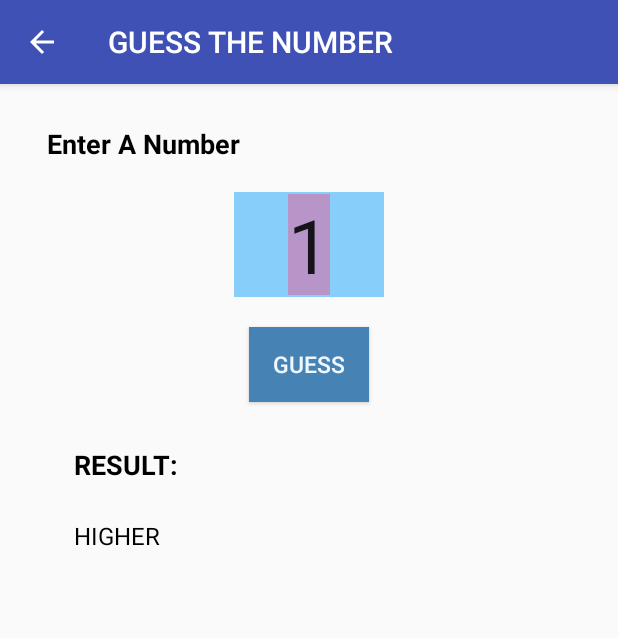
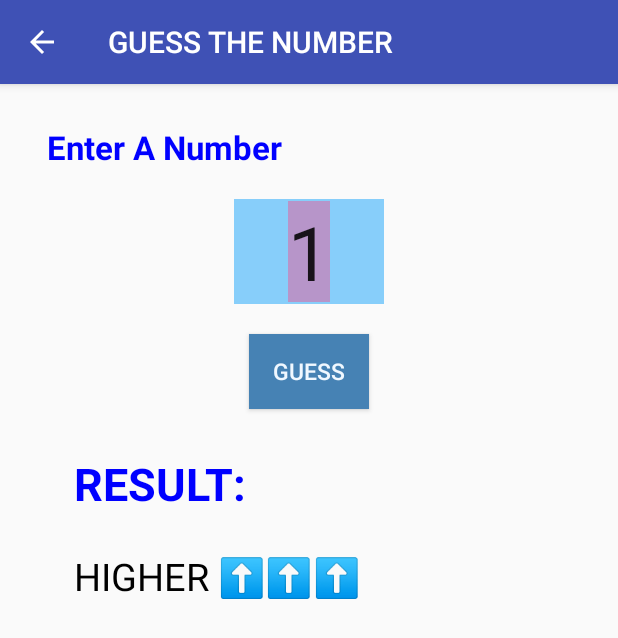
Before and after one commit to ravikantsv/NumberGuessGame, an Android app: the GameScreen1 screen opened directly, with no data from a screen before it, after a tap on "GUESS", on a phone screen of 412 x 824 dp. Shown: the top 638 px of the screen. Run offline under Robolectric (Android 15) with nearby library versions, the phone set to English and light mode, and no system bars; 1 statement that could not run was skipped.

Commit message:
Added arrow symbols in game screen result message-goal is to use emoji

```diff
--- a/NumberGuessGame/app/src/main/AndroidManifest.xml
+++ b/NumberGuessGame/app/src/main/AndroidManifest.xml
@@ -4,7 +4,7 @@
 
     <application
         android:allowBackup="true"
-        android:icon="@mipmap/ic_launcher"
+        android:icon="@mipmap/icon_launcher"
         android:label="@string/app_name"
         android:supportsRtl="true"
         android:theme="@style/AppTheme">
--- a/NumberGuessGame/app/src/main/java/com/samatham/numberguessgame/GameScreen1.java
+++ b/NumberGuessGame/app/src/main/java/com/samatham/numberguessgame/GameScreen1.java
@@ -28,6 +28,10 @@ public class GameScreen1 extends AppCompatActivity {
         msgText.setText(msgDef);
     }
 
+    public String getEmojiByUnicode(int unicode){
+        return new String(Character.toChars(unicode));
+    }
+
     public void compareNum(View view) {
         InputMethodManager inputManager = (InputMethodManager)
                 getSystemService(Context.INPUT_METHOD_SERVICE);
@@ -44,9 +48,9 @@ public class GameScreen1 extends AppCompatActivity {
 
         String msgText1;
         if(numGuess > inputNum){
-            msgText1 = "HIGHER";
+            msgText1 = "HIGHER ⬆️⬆️⬆️";
         }else if(numGuess < inputNum){
-            msgText1 = "SMALLER";
+            msgText1 = "SMALLER ⬇️⬇️⬇️";
         }else {
             msgText1 = "CONGRATULATIONS - YOU ARE RIGHT";
             Intent intent = new Intent(GameScreen1.this, congratulation.class);
--- a/NumberGuessGame/app/src/main/res/layout/activity_game_screen1.xml
+++ b/NumberGuessGame/app/src/main/res/layout/activity_game_screen1.xml
@@ -12,7 +12,7 @@
 
 
     <TextView
-        android:text="Enter A Number"
+        android:text="@string/enter_a_number"
         android:layout_width="wrap_content"
         android:layout_height="wrap_content"
         android:layout_alignParentTop="true"
@@ -21,8 +21,8 @@
         android:layout_marginLeft="15dp"
         android:layout_marginStart="15dp"
         android:layout_marginTop="11dp"
-        android:textSize="18sp"
-        android:textColor="@color/colorText"
+        android:textSize="22sp"
+        android:textColor="@color/colorTitle"
         android:textStyle="bold"
         android:id="@+id/gameScreenTitle" />
 
@@ -65,8 +65,8 @@
         android:layout_marginLeft="18dp"
         android:layout_marginStart="18dp"
         android:layout_marginTop="29dp"
-        android:textSize="18sp"
-        android:textColor="@color/colorText"
+        android:textSize="30sp"
+        android:textColor="@color/colorTitle"
         android:textStyle="bold"
         android:id="@+id/tv_result" />
 
@@ -78,7 +78,7 @@
         android:layout_alignLeft="@+id/tv_result"
         android:layout_alignStart="@+id/tv_result"
         android:layout_marginTop="24dp"
-        android:textSize="16sp"
+        android:textSize="25sp"
         android:textColor="@color/colorText"
         android:id="@+id/tv_feedback" />
 
--- a/NumberGuessGame/app/src/main/res/values/strings.xml
+++ b/NumberGuessGame/app/src/main/res/values/strings.xml
@@ -12,5 +12,6 @@
     <string name="guess_def">1</string>
     <string name="gameScreen_defmsg">Enter a Number between 1 and 10</string>
     <string name="play_again">PLAY \n AGAIN</string>
+    <string name="enter_a_number">Enter A Number</string>
     <!--<string name="str1"><font face = 'Tahoma' size = '19' color = 'red'> TAHOMA  FONT </font></string>-->
 </resources>
```
Also changed, not shown: NumberGuessGame/app/src/main/icon_launcher-web.png (added), NumberGuessGame/app/src/main/res/mipmap-hdpi/icon_launcher.png (added), NumberGuessGame/app/src/main/res/mipmap-mdpi/icon_launcher.png (added), NumberGuessGame/app/src/main/res/mipmap-xhdpi/icon_launcher.png (added), NumberGuessGame/app/src/main/res/mipmap-xxhdpi/icon_launcher.png (added), NumberGuessGame/app/src/main/res/mipmap-xxxhdpi/icon_launcher.png (added).
